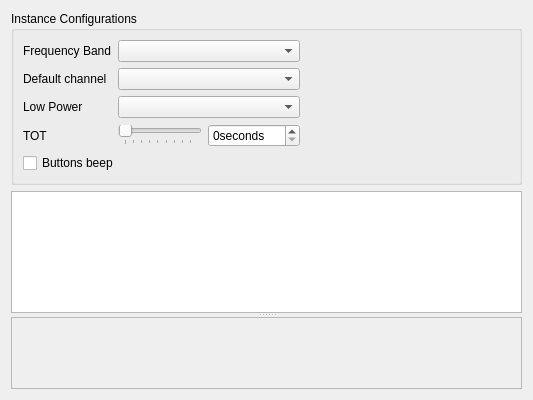
Above: src/app/windows/instance.ui from sardylan/qfm1000 before the change. Below: the same form after it.
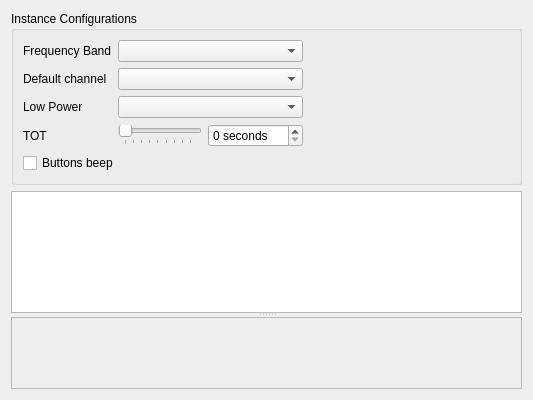
That is the form after the change. Icons and pictures are not drawn.

Commit message: Fixes values widgets

Patch:
```diff
--- a/src/app/windows/instance.ui
+++ b/src/app/windows/instance.ui
@@ -50,7 +50,7 @@
                                     <bool>true</bool>
                                 </property>
                                 <property name="suffix">
-                                    <string>seconds</string>
+                                    <string> seconds</string>
                                 </property>
                                 <property name="maximum">
                                     <number>255</number>
```
The commit also changes 2 other files.
